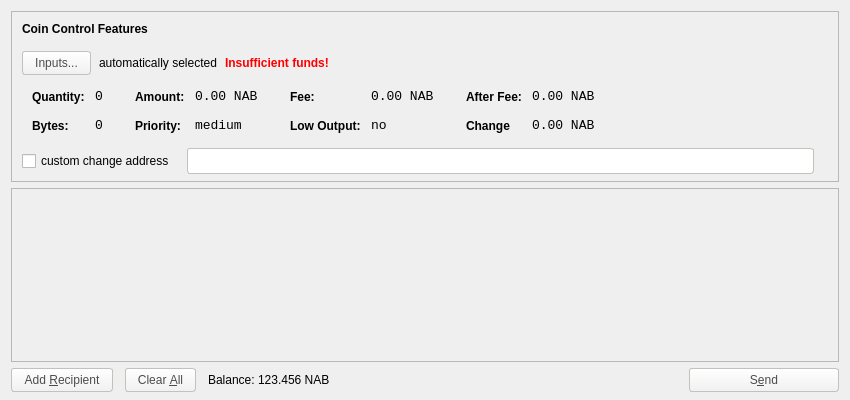
This is src/qt/forms/sendcoinsdialog.ui in pakage/navajocoin as Qt 5 draws it before an edit. The edited form follows.
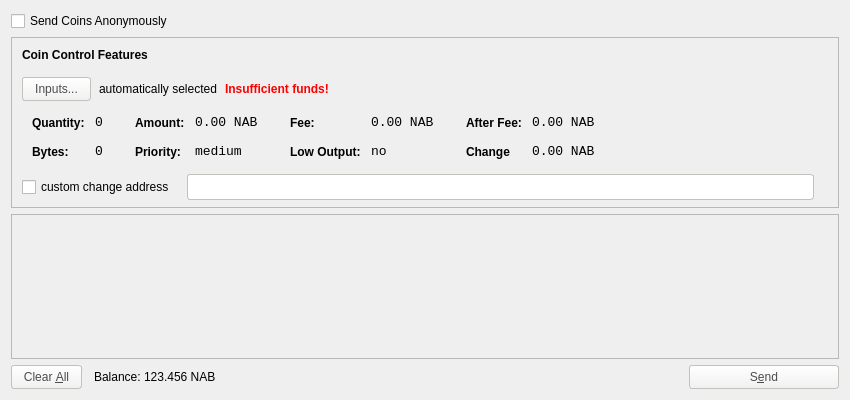
This is the edited form. Icons and pictures are not drawn.

The edit to the form file:
```diff
--- a/src/qt/forms/sendcoinsdialog.ui
+++ b/src/qt/forms/sendcoinsdialog.ui
@@ -16,10 +16,21 @@
   <property name="styleSheet">
    <string notr="true"/>
   </property>
-  <layout class="QVBoxLayout" name="verticalLayout" stretch="0,1,0">
-   <property name="bottomMargin">
-    <number>8</number>
-   </property>
+  <layout class="QVBoxLayout" name="verticalLayout">
+   <item>
+    <layout class="QHBoxLayout" name="horizontalLayoutTxComment">
+     <property name="spacing">
+      <number>0</number>
+     </property>
+     <item>
+      <widget class="QCheckBox" name="anonCheckBox">
+       <property name="text">
+        <string>Send Coins Anonymously</string>
+       </property>
+      </widget>
+     </item>
+    </layout>
+   </item>
    <item>
     <widget class="QFrame" name="frameCoinControl">
      <property name="sizePolicy">
@@ -649,7 +660,7 @@
         <x>0</x>
         <y>0</y>
         <width>830</width>
-        <height>150</height>
+        <height>119</height>
        </rect>
       </property>
       <layout class="QVBoxLayout" name="verticalLayout_2">
@@ -691,31 +702,6 @@
    </item>
    <item>
     <layout class="QHBoxLayout" name="horizontalLayout">
-     <item>
-      <widget class="QPushButton" name="addButton">
-       <property name="toolTip">
-        <string>Send to multiple recipients at once</string>
-       </property>
-       <property name="styleSheet">
-        <string notr="true">background-color: qlineargradient(spread:pad, x1:0, y1:1, x2:0, y2:0, stop:0 rgb(240,240,240), stop:1 rgb(255, 255, 255));
-border-radius:3px;
-border: 1px solid #C4C1BD;
-color: #4C4C4C;
-padding: 4px 12px;
-margin: 0px 6px 0px 0px;</string>
-       </property>
-       <property name="text">
-        <string>Add &amp;Recipient</string>
-       </property>
-       <property name="icon">
-        <iconset resource="../bitcoin.qrc">
-         <normaloff>:/icons/add</normaloff>:/icons/add</iconset>
-       </property>
-       <property name="autoDefault">
-        <bool>false</bool>
-       </property>
-      </widget>
-     </item>
      <item>
       <widget class="QPushButton" name="clearButton">
        <property name="sizePolicy">
```
